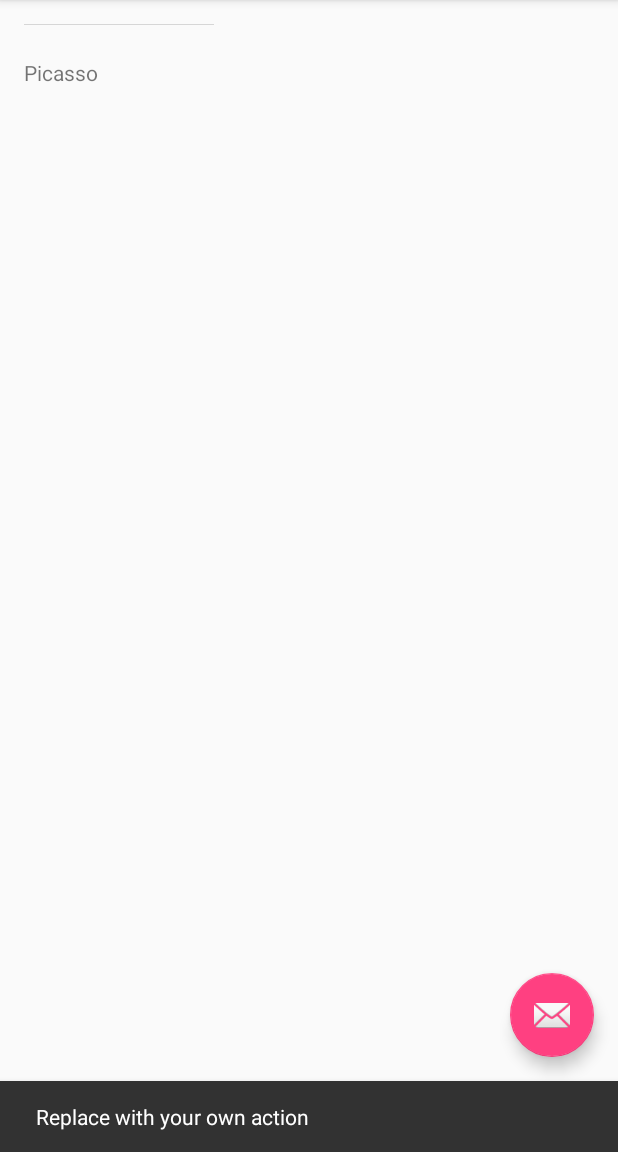
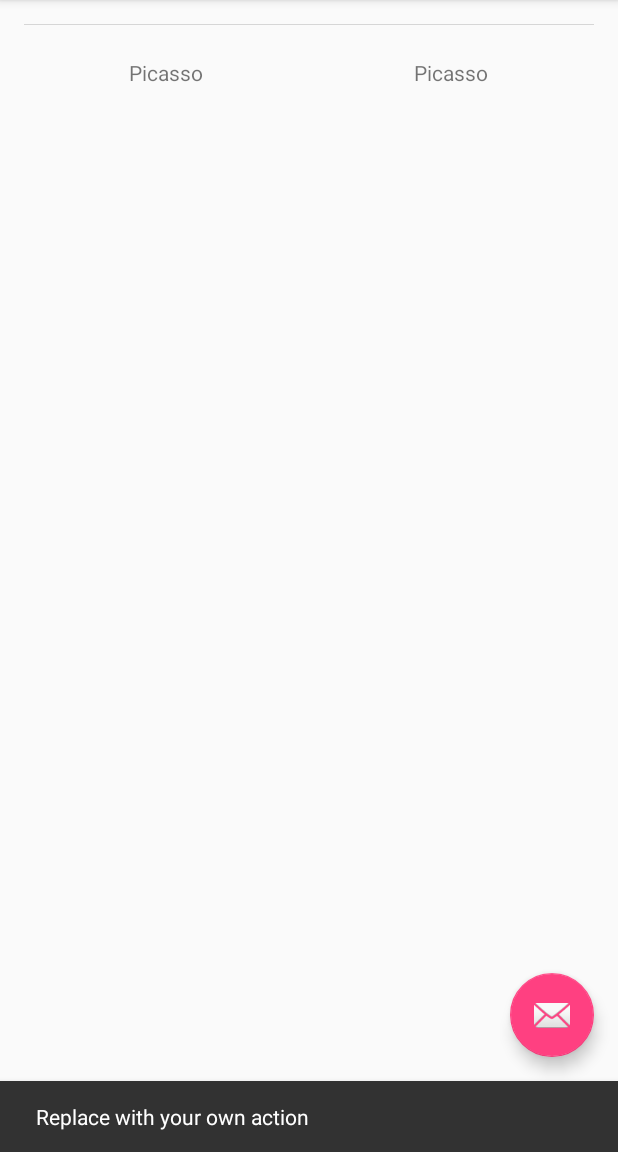
Before and after one commit to ducs1988/PopularMovies, an Android app: the screen it shows after launch (MainActivity), after a tap on an icon or button, on a phone screen of 412 x 824 dp, the part 84-1236 px from its top. Run offline under Robolectric (Android 15) with nearby library versions, the phone set to English and light mode, and no system bars; our stand-ins replace Picasso; pictures from the network do not load.

Commit message:
Make gravity to center for both image and text

```diff
--- a/app/src/main/java/com/example/cs/popularmovies/MovieAdapter.java
+++ b/app/src/main/java/com/example/cs/popularmovies/MovieAdapter.java
@@ -25,7 +25,7 @@ public class MovieAdapter extends BaseAdapter{
 
     @Override
     public int getCount() {
-        return 1;
+        return 2;
     }
 
     @Override
--- a/app/src/main/res/layout/fragment_main.xml
+++ b/app/src/main/res/layout/fragment_main.xml
@@ -13,9 +13,8 @@
         android:layout_width="match_parent"
         android:layout_height="match_parent"
         android:id="@+id/popular_movies"
-        android:numColumns="auto_fit"
+        android:numColumns="2"
         android:gravity="center"
-        android:columnWidth="100dp"
         android:stretchMode="columnWidth"/>
 
 </FrameLayout>
--- a/app/src/main/res/layout/grid_item_movie.xml
+++ b/app/src/main/res/layout/grid_item_movie.xml
@@ -8,13 +8,14 @@
         android:layout_width="match_parent"
         android:layout_height="match_parent"
         android:id="@+id/grid_imageview"
-        android:contentDescription="@string/MoviePic" />
+        android:contentDescription="@string/MoviePic"
+        android:layout_gravity="center" />
 
     <TextView
         android:layout_width="match_parent"
-        android:layout_height="wrap_content"
+        android:layout_height="match_parent"
         android:minHeight="?android:attr/listPreferredItemHeight"
-        android:gravity="center_vertical"
+        android:gravity="center"
         android:id="@+id/grid_textview"/>
 
 </LinearLayout>
```
